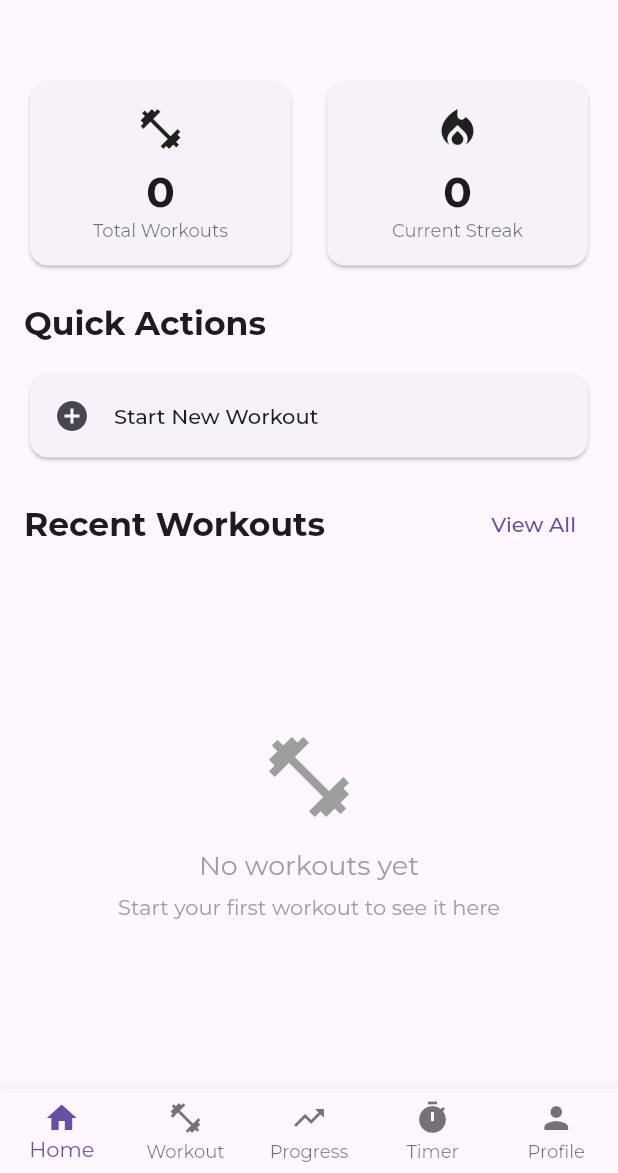
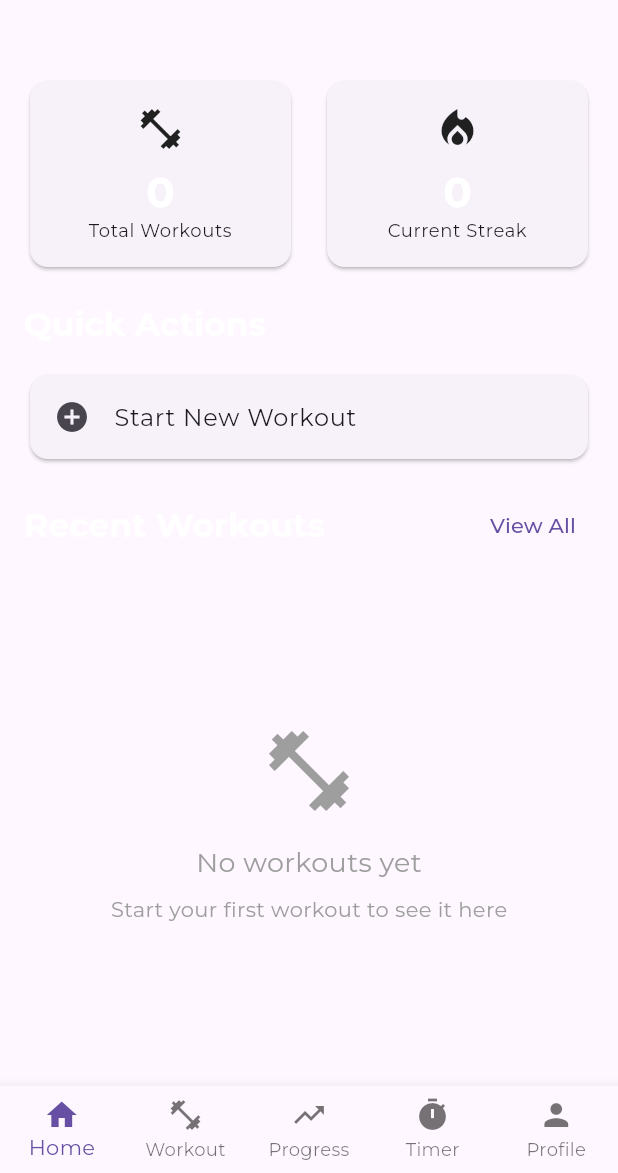
Before and after one commit to itsPRNV/Fortis-GymTracker, a Flutter app: the screen it shows after launch, on a phone screen of 412 x 824 dp, the part 63-1236 px from its top. Run offline on Flutter 3.47's test engine with Material 2 defaults, Android fonts, the phone set to English and light mode, and no system bars; our stand-ins replace fl_chart, google_fonts, image_picker, shared_preferences, sqflite, vibration; accounts and stored records are empty.

Commit message:
feat: refurb db

```diff
--- a/lib/main.dart
+++ b/lib/main.dart
@@ -28,13 +28,25 @@ class MyApp extends StatelessWidget {
         builder: (context, themeProvider, child) {
           return MaterialApp(
             title: 'Gym Tracker',
-            theme: ThemeData(
+            theme: _buildLightTheme(),
+            darkTheme: _buildDarkTheme(),
+            themeMode: themeProvider.themeMode,
+            home: const HomeScreen(),
+          );
+        },
+      ),
+    );
+  }
+
+  ThemeData _buildLightTheme() {
+    final baseTheme = ThemeData(
       primarySwatch: Colors.blue,
       brightness: Brightness.light,
       useMaterial3: true,
-              textTheme: GoogleFonts.montserratTextTheme(
-                Theme.of(context).textTheme,
-              ).copyWith(
+    );
+
+    return baseTheme.copyWith(
+      textTheme: GoogleFonts.montserratTextTheme(baseTheme.textTheme).copyWith(
         headlineLarge: GoogleFonts.montserrat(fontWeight: FontWeight.bold),
         headlineMedium: GoogleFonts.montserrat(fontWeight: FontWeight.bold),
         headlineSmall: GoogleFonts.montserrat(fontWeight: FontWeight.bold),
@@ -42,26 +54,24 @@ class MyApp extends StatelessWidget {
         titleMedium: GoogleFonts.montserrat(fontWeight: FontWeight.w600),
         titleSmall: GoogleFonts.montserrat(fontWeight: FontWeight.w600),
       ),
-            ),
-            darkTheme: ThemeData(
+    );
+  }
+
+  ThemeData _buildDarkTheme() {
+    final baseTheme = ThemeData(
       primarySwatch: Colors.blue,
       brightness: Brightness.dark,
       useMaterial3: true,
-              textTheme: GoogleFonts.montserratTextTheme(
-                ThemeData.dark().textTheme,
-              ).copyWith(
-                headlineLarge: GoogleFonts.montserrat(fontWeight: FontWeight.bold, color: Colors.white),
-                headlineMedium: GoogleFonts.montserrat(fontWeight: FontWeight.bold, color: Colors.white),
-                headlineSmall: GoogleFonts.montserrat(fontWeight: FontWeight.bold, color: Colors.white),
-                titleLarge: GoogleFonts.montserrat(fontWeight: FontWeight.bold, color: Colors.white),
-                titleMedium: GoogleFonts.montserrat(fontWeight: FontWeight.w600, color: Colors.white),
-                titleSmall: GoogleFonts.montserrat(fontWeight: FontWeight.w600, color: Colors.white),
-              ),
-            ),
-            themeMode: themeProvider.themeMode,
-            home: const HomeScreen(),
     );
-        },
+
+    return baseTheme.copyWith(
+      textTheme: GoogleFonts.montserratTextTheme(baseTheme.textTheme).copyWith(
+        headlineLarge: GoogleFonts.montserrat(fontWeight: FontWeight.bold),
+        headlineMedium: GoogleFonts.montserrat(fontWeight: FontWeight.bold),
+        headlineSmall: GoogleFonts.montserrat(fontWeight: FontWeight.bold),
+        titleLarge: GoogleFonts.montserrat(fontWeight: FontWeight.bold),
+        titleMedium: GoogleFonts.montserrat(fontWeight: FontWeight.w600),
+        titleSmall: GoogleFonts.montserrat(fontWeight: FontWeight.w600),
       ),
     );
   }
--- a/lib/providers/workout_provider.dart
+++ b/lib/providers/workout_provider.dart
@@ -120,4 +120,10 @@ class WorkoutProvider extends ChangeNotifier {
   Future<List<Workout>> getWorkoutsLast30Days() async {
     return await DatabaseService.instance.getWorkoutsLast30Days();
   }
+
+  Future<void> cleanupInappropriateExercises() async {
+    await DatabaseService.instance.removeInappropriateExercises();
+    await DatabaseService.instance.removeDuplicateExercises();
+    await loadExercises();
+  }
 }
```
Also changed, not shown: lib/screens/profile_screen.dart (+69 -0 lines), lib/services/database_service.dart (+35 -1 lines). Lines whose indentation alone changed are shown as unchanged.
